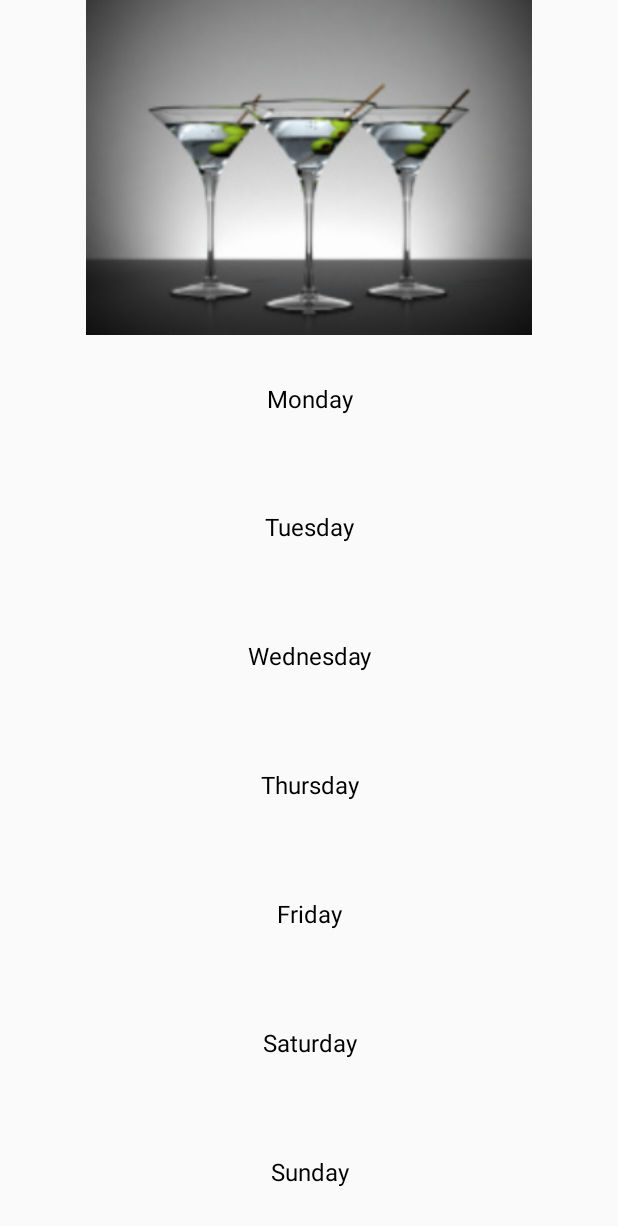
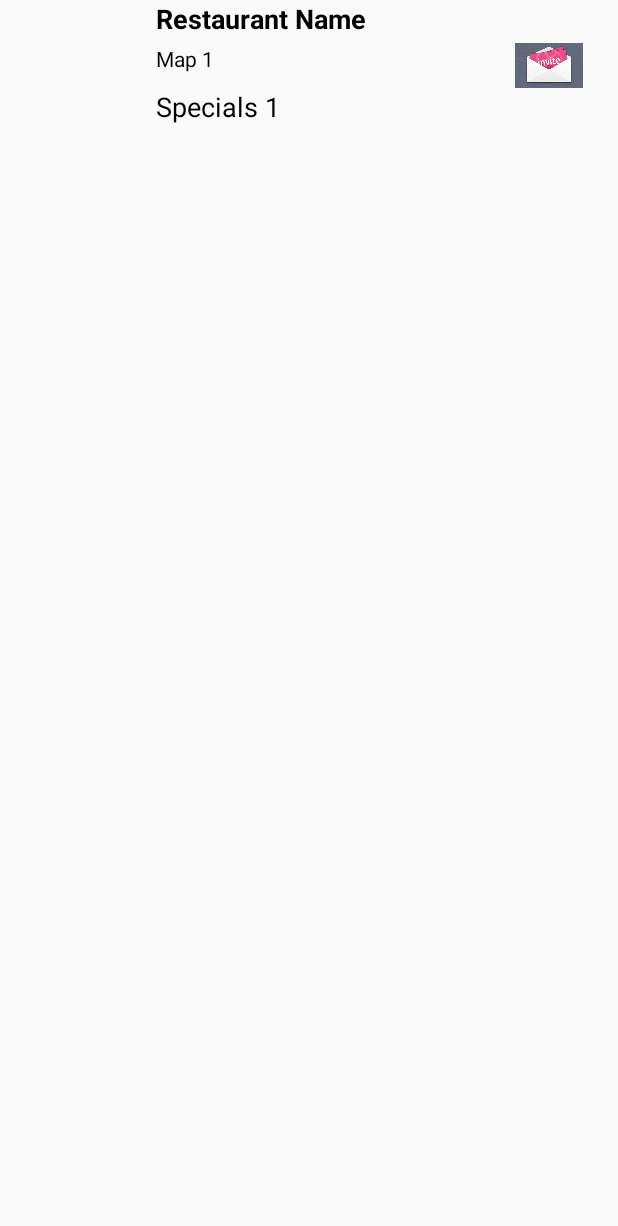
Before and after one commit to therestaurantrambler/rambler, an Android app: the layout list_item.xml on its own in the app's theme, with its tools: preview values and no code run, on a phone screen of 412 x 824 dp. Shown: the top 1226 px of the screen. Run offline under Robolectric (Android 15) with nearby library versions, the phone set to English and light mode, and no system bars.

```diff
--- a/app/src/main/res/layout/list_item.xml
+++ b/app/src/main/res/layout/list_item.xml
@@ -1,92 +1,76 @@
 <?xml version="1.0" encoding="utf-8"?>
-
-<LinearLayout
-    xmlns:android="http://schemas.android.com/apk/res/android"
+<RelativeLayout xmlns:android="http://schemas.android.com/apk/res/android"
     xmlns:app="http://schemas.android.com/apk/res-auto"
     xmlns:tools="http://schemas.android.com/tools"
     android:layout_width="match_parent"
-    android:layout_height="match_parent"
-    android:orientation="vertical"
-    tools:context="com.therestaurantraambler.rambler.MainActivity">
+    android:layout_height="@dimen/list_item_height"
+    android:minHeight="@dimen/list_item_height"
+    android:orientation="horizontal">
 
     <ImageView
-        android:layout_width="match_parent"
-        android:layout_height="wrap_content"
-        android:src="@drawable/dirtymartinismall"
-        android:layout_weight="1"/>
+        android:id="@+id/image"
+        android:layout_width="@dimen/list_item_height"
+        android:layout_height="@dimen/list_item_height" />
 
 
-    <TextView
+    <LinearLayout
+        android:id="@+id/text_container"
         android:layout_width="match_parent"
-        android:layout_height="wrap_content"
-        android:text="Monday"
-        android:id="@+id/monday"
-        android:textSize="16sp"
-        android:gravity="center"
-        android:textColor= "#000000"
-        android:layout_weight= "1" />
+        android:layout_height="@dimen/list_item_height"
+        android:layout_alignParentBottom="true"
+        android:layout_alignParentRight="true"
+        android:layout_alignParentEnd="true"
+        android:layout_alignParentTop="true"
+        android:layout_toRightOf="@id/image"
+        android:layout_toEndOf="@id/image"
+        android:orientation="vertical"
+        android:paddingLeft="16dp">
 
-    <TextView
-        android:layout_width="match_parent"
-        android:layout_height="wrap_content"
-        android:text="Tuesday"
-        android:id="@+id/tuesday"
-        android:gravity="center"
-        android:textSize="16sp"
-        android:textColor= "#000000"
-        android:layout_weight= "1" />
-
-    <TextView
-        android:layout_width="match_parent"
-        android:layout_height="wrap_content"
-        android:text="Wednesday"
-        android:id="@+id/wednesday"
-        android:gravity="center"
-        android:textSize="16sp"
-        android:textColor= "#000000"
-        android:layout_weight= "1" />
+        <TextView
+            android:id="@+id/restaurant_name_text_view"
+            android:layout_width="match_parent"
+            android:layout_height="0dp"
+            android:layout_gravity="bottom"
+            android:layout_weight="1"
+            android:textAppearance="?android:textAppearanceMedium"
+            android:textColor="@android:color/black"
+            android:textStyle="bold"
+            tools:text="Restaurant Name" />
 
 
-    <TextView
-        android:layout_width="match_parent"
-        android:layout_height="wrap_content"
-        android:text="Thursday"
-        android:id="@+id/thursday"
-        android:gravity="center"
-        android:textSize="16sp"
-        android:textColor= "#000000"
-        android:layout_weight= "1" />
+        <TextView
+            android:id="@+id/address_text_view"
+            android:layout_width="match_parent"
+            android:layout_height="0dp"
+            android:layout_gravity="center"
+            android:layout_weight="1"
+            android:textAppearance="?android:textAppearanceSmall"
+            android:textColor="@android:color/black"
+            tools:text="Map 1" />
 
-    <TextView
-        android:layout_width="match_parent"
-        android:layout_height="wrap_content"
-        android:text="Friday"
-        android:id="@+id/friday"
-        android:gravity="center"
-        android:textSize="16sp"
-        android:textColor= "#000000"
-        android:layout_weight= "1" />
-
-    <TextView
-        android:layout_width="match_parent"
-        android:layout_height="wrap_content"
-        android:text="Saturday"
-        android:id="@+id/saturday"
-        android:gravity="center"
-        android:textSize="16sp"
-        android:textColor= "#000000"
-        android:layout_weight= "1" />
-
-    <TextView
-        android:layout_width="match_parent"
-        android:layout_height="wrap_content"
-        android:text="Sunday"
-        android:id="@+id/sunday"
-        android:gravity="center"
-        android:textSize="16sp"
-        android:textColor= "#000000"
-        android:layout_weight= "1" />
+        <TextView
+            android:id="@+id/specials_text_view"
+            android:layout_width="match_parent"
+            android:layout_height="0dp"
+            android:layout_gravity="top"
+            android:layout_weight="1"
+            android:textAppearance="?android:textAppearanceMedium"
+            android:textColor="@android:color/black"
+            tools:text="Specials 1" />
 
 
+    </LinearLayout>
 
-</LinearLayout>
+
+    <ImageView
+        android:id="@+id/invite_button"
+        android:layout_width="60dp"
+        android:layout_height="30dp"
+        android:layout_alignParentEnd="true"
+        android:layout_alignParentRight="true"
+        android:layout_centerVertical="true"
+        android:layout_marginRight="16dp"
+        android:src="@drawable/invite" />
+
+
+</RelativeLayout>
--- a/app/src/main/res/values/dimens.xml
+++ b/app/src/main/res/values/dimens.xml
@@ -1,3 +1,6 @@
 <resources>
     <dimen name="fab_margin">16dp</dimen>
+
+    <!-- Height of each list item -->
+    <dimen name="list_item_height">88dp</dimen>
 </resources>
```
Also changed, not shown: app/src/main/AndroidManifest.xml (+31 -4 lines), app/src/main/java/com/therestaurantraambler/rambler/MondayWine.java (+29 -30 lines), app/src/main/java/com/therestaurantraambler/rambler/Specials.java (+9 -2 lines), app/src/main/java/com/therestaurantraambler/rambler/SpecialsAdapter.java (added, +120 -0 lines), app/src/main/res/layout/specials_list.xml (added, +8 -0 lines), app/src/main/res/drawable/invite.png (added).
